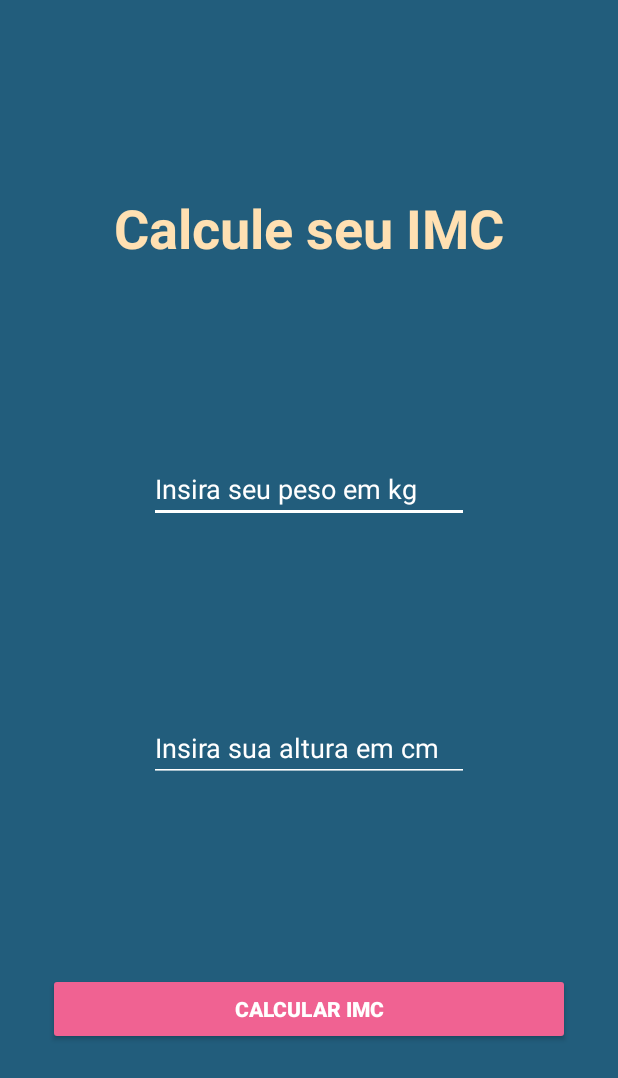
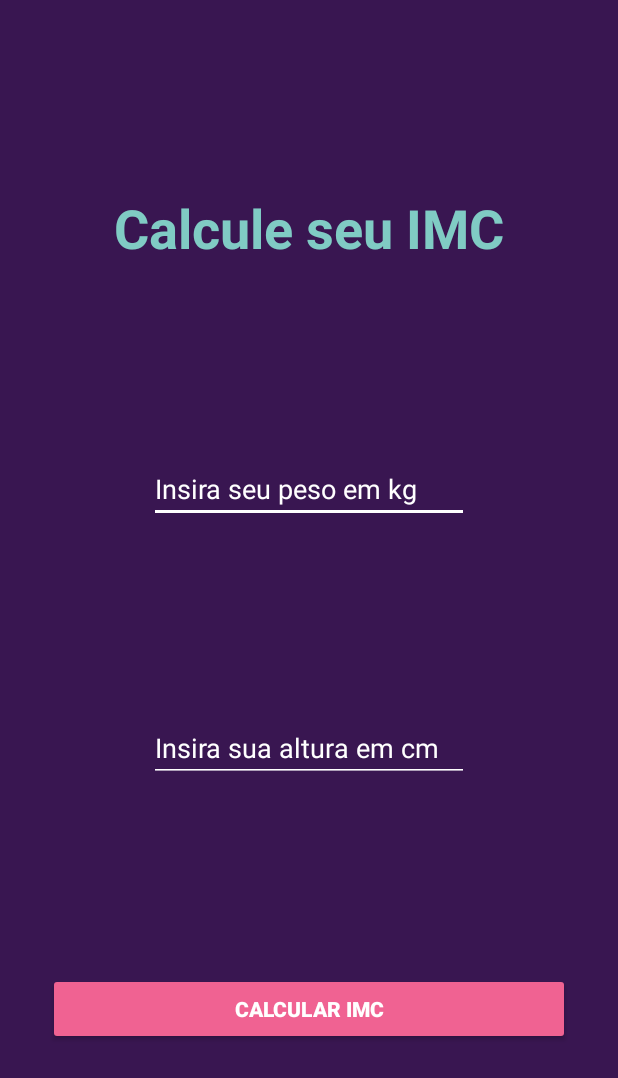
Before and after one commit to erikadesu/kotlin-calculadora-de-imc, an Android app: the screen it shows after launch (MainActivity), on a phone screen of 412 x 824 dp. Shown: the top 1078 px of the screen. Run offline under Robolectric (Android 15) with nearby library versions, the phone set to English and light mode, and no system bars.

Commit message:
edit layouts

```diff
--- a/app/src/main/res/layout/activity_main.xml
+++ b/app/src/main/res/layout/activity_main.xml
@@ -4,7 +4,7 @@
     xmlns:tools="http://schemas.android.com/tools"
     android:layout_width="match_parent"
     android:layout_height="match_parent"
-    android:background="@color/colorBackgroundLight"
+    android:background="@color/colorBackgroundDark"
     tools:context=".MainActivity">
 
     <TextView
@@ -12,7 +12,7 @@
         android:layout_width="wrap_content"
         android:layout_height="wrap_content"
         android:text="Calcule seu IMC"
-        android:textColor="@color/colorPrimaryLight"
+        android:textColor="@color/colorPrimaryDark"
         android:textSize="36sp"
         android:textStyle="bold"
         app:layout_constraintBottom_toTopOf="@+id/edtMainWeight"
--- a/app/src/main/res/layout/activity_results.xml
+++ b/app/src/main/res/layout/activity_results.xml
@@ -5,7 +5,7 @@
     android:layout_width="match_parent"
     android:layout_height="match_parent"
     android:background="#FFFFFF"
-    android:backgroundTint="@color/colorBackgroundLight"
+    android:backgroundTint="@color/colorBackgroundDark"
     tools:context=".ResultsActivity">
 
     <TextView
--- a/app/src/main/res/layout/activity_splash.xml
+++ b/app/src/main/res/layout/activity_splash.xml
@@ -17,7 +17,7 @@
         app:layout_constraintEnd_toEndOf="parent"
         app:layout_constraintStart_toStartOf="parent"
         app:layout_constraintTop_toTopOf="parent"
-        app:srcCompat="@drawable/ic_baseline_spa_24" />
+        app:srcCompat="@drawable/scale" />
 
     <TextView
         android:id="@+id/textView"
@@ -29,7 +29,7 @@
         android:layout_marginBottom="32dp"
         android:backgroundTint="#3F51B5"
         android:text="Calculadora de IMC"
-        android:textColor="@color/colorPrimaryLight"
+        android:textColor="@color/colorLightPink"
         android:textSize="35sp"
         android:textStyle="bold"
         app:layout_constraintBottom_toBottomOf="parent"
```
Also changed, not shown: app/src/main/res/drawable/scale.png (added).
